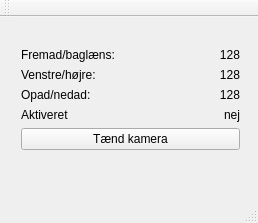
Above: RMC_Controller/mainwindow.ui from Rovmakercompetition/ROVMC before the change. Below: the same form after it.
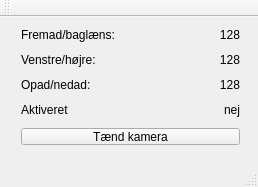
That is the form after the change. Icons and pictures are not drawn.

Commit message: Decrease height of UI

```diff
--- a/RMC_Controller/mainwindow.ui
+++ b/RMC_Controller/mainwindow.ui
@@ -10,7 +10,7 @@
     <x>0</x>
     <y>0</y>
     <width>258</width>
-    <height>223</height>
+    <height>187</height>
    </rect>
   </property>
   <property name="sizePolicy">
@@ -22,13 +22,13 @@
   <property name="minimumSize">
    <size>
     <width>258</width>
-    <height>223</height>
+    <height>185</height>
    </size>
   </property>
   <property name="maximumSize">
    <size>
     <width>258</width>
-    <height>223</height>
+    <height>190</height>
    </size>
   </property>
   <property name="windowTitle">
@@ -44,12 +44,15 @@
     <property name="geometry">
      <rect>
       <x>10</x>
-      <y>20</y>
+      <y>0</y>
       <width>241</width>
-      <height>131</height>
+      <height>139</height>
      </rect>
     </property>
     <layout class="QFormLayout" name="formLayout">
+     <property name="verticalSpacing">
+      <number>11</number>
+     </property>
      <item row="0" column="0">
       <widget class="QLabel" name="label">
        <property name="text">
```
